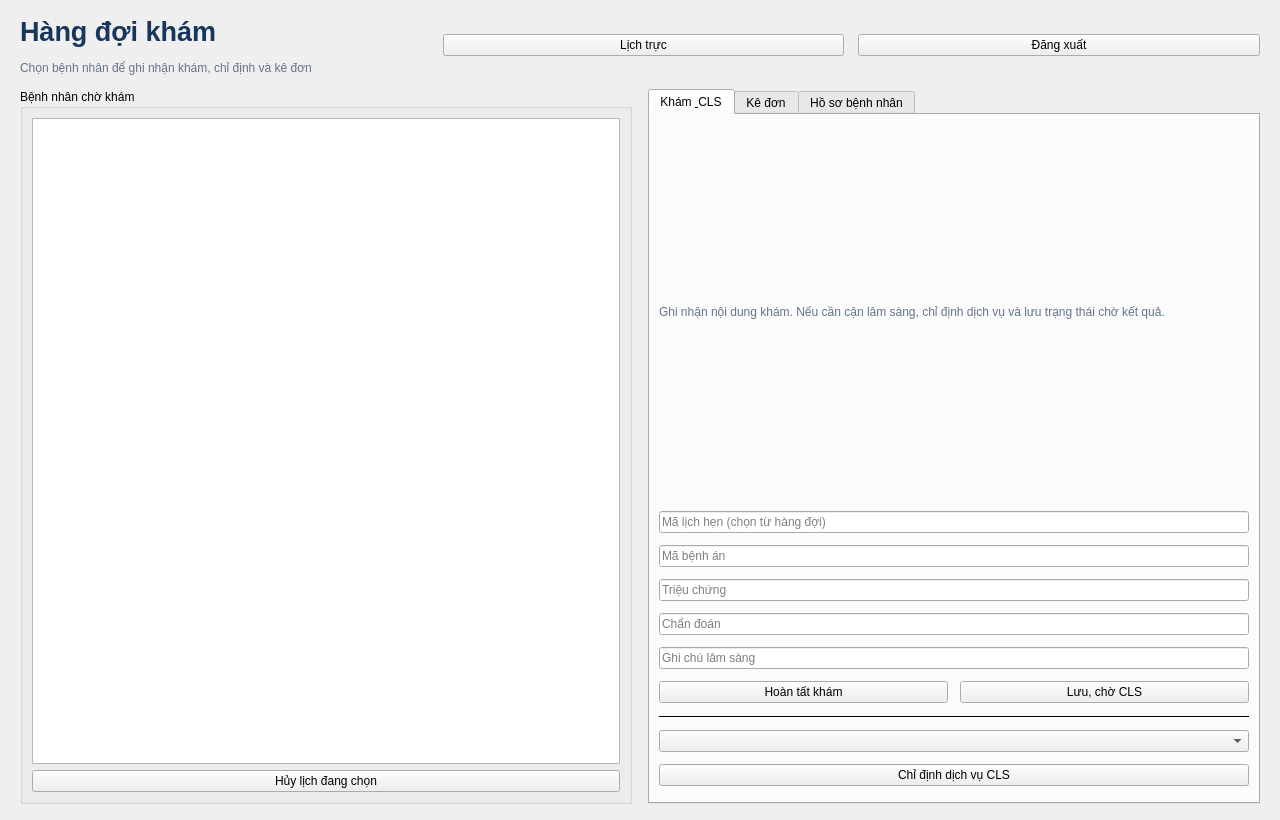
This is src/ui/DoctorMenu.ui in prestonwanttorevenge/PBL2 as Qt 5 draws it before an edit. The edited form follows.
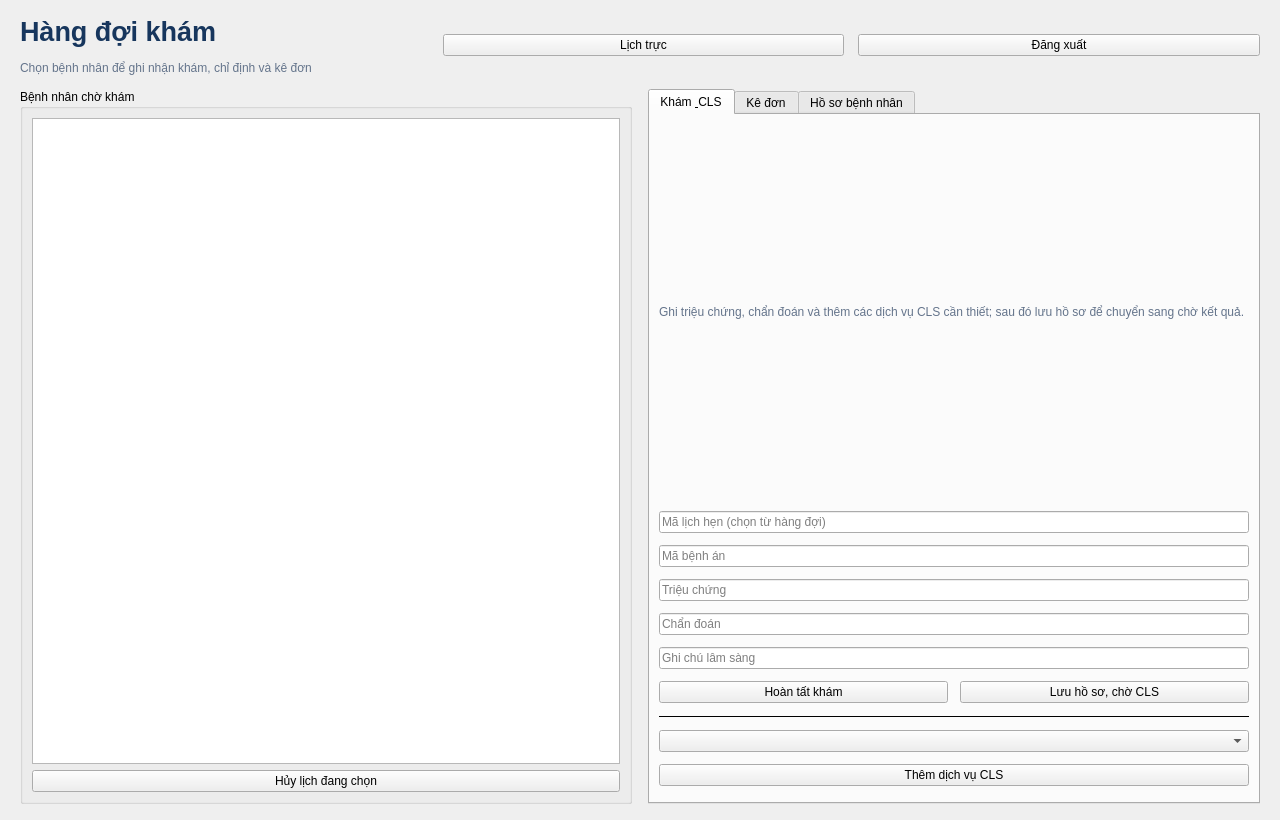
This is the edited form.

Commit message: Lưu hồ sơ CLS sau khi chỉ định xong

Diff of the .ui file:
```diff
--- a/src/ui/DoctorMenu.ui
+++ b/src/ui/DoctorMenu.ui
@@ -34,16 +34,16 @@
         <widget class="QWidget" name="tabExamination">
          <attribute name="title"><string>Khám &amp; CLS</string></attribute>
          <layout class="QVBoxLayout" name="layoutExamination"><property name="spacing"><number>12</number></property>
-          <item><widget class="QLabel" name="lblEncounterHint"><property name="text"><string>Ghi nhận nội dung khám. Nếu cần cận lâm sàng, chỉ định dịch vụ và lưu trạng thái chờ kết quả.</string></property><property name="wordWrap"><bool>true</bool></property><property name="styleSheet"><string>color: #64748b;</string></property></widget></item>
+          <item><widget class="QLabel" name="lblEncounterHint"><property name="text"><string>Ghi triệu chứng, chẩn đoán và thêm các dịch vụ CLS cần thiết; sau đó lưu hồ sơ để chuyển sang chờ kết quả.</string></property><property name="wordWrap"><bool>true</bool></property><property name="styleSheet"><string>color: #64748b;</string></property></widget></item>
           <item><widget class="QLineEdit" name="txtAppointmentId"><property name="readOnly"><bool>true</bool></property><property name="placeholderText"><string>Mã lịch hẹn (chọn từ hàng đợi)</string></property></widget></item>
           <item><widget class="QLineEdit" name="txtRecordId"><property name="readOnly"><bool>true</bool></property><property name="placeholderText"><string>Mã bệnh án</string></property></widget></item>
           <item><widget class="QLineEdit" name="txtSymptoms"><property name="placeholderText"><string>Triệu chứng</string></property></widget></item>
           <item><widget class="QLineEdit" name="txtDiagnosis"><property name="placeholderText"><string>Chẩn đoán</string></property></widget></item>
           <item><widget class="QLineEdit" name="txtNotes"><property name="placeholderText"><string>Ghi chú lâm sàng</string></property></widget></item>
-          <item><layout class="QHBoxLayout" name="layoutRecordActions"><item><widget class="QPushButton" name="btnCreateMedicalRecord"><property name="text"><string>Hoàn tất khám</string></property></widget></item><item><widget class="QPushButton" name="btnWaitResult"><property name="text"><string>Lưu, chờ CLS</string></property></widget></item></layout></item>
+          <item><layout class="QHBoxLayout" name="layoutRecordActions"><item><widget class="QPushButton" name="btnCreateMedicalRecord"><property name="text"><string>Hoàn tất khám</string></property></widget></item><item><widget class="QPushButton" name="btnWaitResult"><property name="text"><string>Lưu hồ sơ, chờ CLS</string></property></widget></item></layout></item>
           <item><widget class="QFrame" name="separatorService"><property name="frameShape"><enum>QFrame::HLine</enum></property><property name="frameShadow"><enum>QFrame::Plain</enum></property></widget></item>
           <item><widget class="QComboBox" name="cbService"/></item>
-          <item><widget class="QPushButton" name="btnAssignService"><property name="text"><string>Chỉ định dịch vụ CLS</string></property></widget></item>
+          <item><widget class="QPushButton" name="btnAssignService"><property name="text"><string>Thêm dịch vụ CLS</string></property></widget></item>
           <item><spacer name="examinationSpacer"><property name="orientation"><enum>Qt::Vertical</enum></property></spacer></item>
          </layout>
         </widget>
```
The commit also changes 2 other files.
